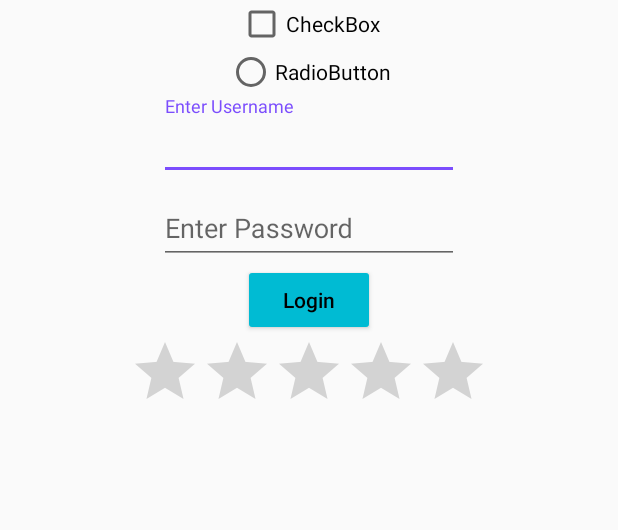
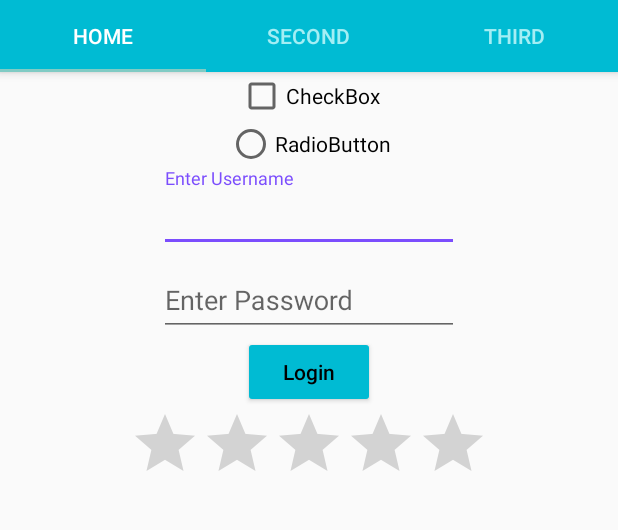
Before and after one commit to Insofan/MaterialDesign, an Android app: the screen it shows after launch (MainActivity), on a phone screen of 412 x 824 dp, the part 84-614 px from its top. Run offline under Robolectric (Android 15) with nearby library versions, the phone set to English and light mode, and no system bars.

Commit message:
[add](TabLayout)添加TabLayout 1.添加Home Fragment, Second fragment, Third Fragment 2.添加了Tab的配色方案 3.添加了一个屏幕截图 TODO:Card部分

```diff
--- /dev/null
+++ b/MyMaterialDesign/app/src/main/java/com/example/mymaterialdesign/HomeFragment.java
@@ -0,0 +1,29 @@
+package com.example.mymaterialdesign;
+
+
+import android.os.Bundle;
+import android.support.v4.app.Fragment;
+import android.view.LayoutInflater;
+import android.view.View;
+import android.view.ViewGroup;
+
+
+/**
+ * A simple {@link Fragment} subclass.
+ */
+public class HomeFragment extends Fragment {
+
+
+    public HomeFragment() {
+        // Required empty public constructor
+    }
+
+
+    @Override
+    public View onCreateView(LayoutInflater inflater, ViewGroup container,
+                             Bundle savedInstanceState) {
+        // Inflate the layout for this fragment
+        return inflater.inflate(R.layout.fragment_home, container, false);
+    }
+
+}
--- a/MyMaterialDesign/app/src/main/java/com/example/mymaterialdesign/MainActivity.java
+++ b/MyMaterialDesign/app/src/main/java/com/example/mymaterialdesign/MainActivity.java
@@ -3,6 +3,8 @@ package com.example.mymaterialdesign;
 import android.os.Build;
 import android.support.annotation.NonNull;
 import android.support.design.widget.NavigationView;
+import android.support.design.widget.TabLayout;
+import android.support.v4.view.ViewPager;
 import android.support.v4.widget.DrawerLayout;
 import android.support.v7.app.ActionBarDrawerToggle;
 import android.support.v7.app.AppCompatActivity;
@@ -17,6 +19,9 @@ public class MainActivity extends AppCompatActivity {
     //init ToolBar
     private Toolbar toolbar;
     private DrawerLayout drawerLayout;
+    private TabLayout tabLayout;
+    private ViewPager viewPager;
+    private ViewPagerAdapter viewPagerAdapter;
 
     @Override
     protected void onCreate(Bundle savedInstanceState) {
@@ -25,8 +30,18 @@ public class MainActivity extends AppCompatActivity {
 
         toolbar = (Toolbar) findViewById(R.id.app_bar_main);
         setSupportActionBar(toolbar);
-        //Set display show home toolbar
-        //getSupportActionBar().setDisplayShowHomeEnabled(true);
+
+        //Set tab and viewPager
+        tabLayout = (TabLayout) findViewById(R.id.tab_layout);
+        viewPager = (ViewPager) findViewById(R.id.view_pager);
+        //Set view adapter
+        viewPagerAdapter = new ViewPagerAdapter(getSupportFragmentManager());
+        viewPagerAdapter.addFragment(new HomeFragment(), "Home");
+        viewPagerAdapter.addFragment(new SecondFragment(), "Second");
+        viewPagerAdapter.addFragment(new ThirdFragment(), "Third");
+
+        viewPager.setAdapter(viewPagerAdapter);
+        tabLayout.setupWithViewPager(viewPager);
 
         //Add drawerLayout
         drawerLayout = (DrawerLayout) findViewById(R.id.drawer_layout);
--- /dev/null
+++ b/MyMaterialDesign/app/src/main/java/com/example/mymaterialdesign/SecondFragment.java
@@ -0,0 +1,29 @@
+package com.example.mymaterialdesign;
+
+
+import android.os.Bundle;
+import android.support.v4.app.Fragment;
+import android.view.LayoutInflater;
+import android.view.View;
+import android.view.ViewGroup;
+
+
+/**
+ * A simple {@link Fragment} subclass.
+ */
+public class SecondFragment extends Fragment {
+
+
+    public SecondFragment() {
+        // Required empty public constructor
+    }
+
+
+    @Override
+    public View onCreateView(LayoutInflater inflater, ViewGroup container,
+                             Bundle savedInstanceState) {
+        // Inflate the layout for this fragment
+        return inflater.inflate(R.layout.fragment_second, container, false);
+    }
+
+}
--- /dev/null
+++ b/MyMaterialDesign/app/src/main/java/com/example/mymaterialdesign/ThirdFragment.java
@@ -0,0 +1,29 @@
+package com.example.mymaterialdesign;
+
+
+import android.os.Bundle;
+import android.support.v4.app.Fragment;
+import android.view.LayoutInflater;
+import android.view.View;
+import android.view.ViewGroup;
+
+
+/**
+ * A simple {@link Fragment} subclass.
+ */
+public class ThirdFragment extends Fragment {
+
+
+    public ThirdFragment() {
+        // Required empty public constructor
+    }
+
+
+    @Override
+    public View onCreateView(LayoutInflater inflater, ViewGroup container,
+                             Bundle savedInstanceState) {
+        // Inflate the layout for this fragment
+        return inflater.inflate(R.layout.fragment_third, container, false);
+    }
+
+}
--- /dev/null
+++ b/MyMaterialDesign/app/src/main/java/com/example/mymaterialdesign/ViewPagerAdapter.java
@@ -0,0 +1,42 @@
+package com.example.mymaterialdesign;
+
+import android.support.v4.app.Fragment;
+import android.support.v4.app.FragmentManager;
+import android.support.v4.app.FragmentPagerAdapter;
+
+import java.util.ArrayList;
+
+/**
+ * Created by Haixiao on 2017/10/1.
+ */
+
+public class ViewPagerAdapter extends FragmentPagerAdapter {
+
+    ArrayList<Fragment> fragments = new ArrayList<>();
+    ArrayList<String> tabTitles = new ArrayList<>();
+
+    public void addFragment(Fragment fragments, String title) {
+        this.fragments.add(fragments);
+        this.tabTitles.add(title);
+    }
+
+    public ViewPagerAdapter(FragmentManager fragmentPagerAdapter) {
+        super(fragmentPagerAdapter);
+
+    }
+
+    @Override
+    public Fragment getItem(int position) {
+        return fragments.get(position);
+    }
+
+    @Override
+    public int getCount() {
+        return fragments.size();
+    }
+
+    @Override
+    public CharSequence getPageTitle(int position) {
+        return tabTitles.get(position);
+    }
+}
--- a/MyMaterialDesign/app/src/main/res/layout/activity_main.xml
+++ b/MyMaterialDesign/app/src/main/res/layout/activity_main.xml
@@ -1,5 +1,6 @@
 <?xml version="1.0" encoding="utf-8"?>
-<android.support.v4.widget.DrawerLayout xmlns:android="http://schemas.android.com/apk/res/android"
+<android.support.v4.widget.DrawerLayout
+    xmlns:android="http://schemas.android.com/apk/res/android"
     xmlns:tools="http://schemas.android.com/tools"
     xmlns:app="http://schemas.android.com/apk/res-auto"
     android:id="@+id/drawer_layout"
@@ -14,64 +15,32 @@
         android:gravity="center_horizontal"
         android:orientation="vertical">
 
-        <include
-            android:id="@+id/app_bar_main"
-            layout="@layout/app_bar_main"></include>
-
-        <CheckBox
-            android:id="@+id/checkBox"
-            android:layout_width="wrap_content"
-            android:layout_height="wrap_content"
-            android:text="CheckBox"
-            tools:layout_editor_absoluteX="133dp"
-            tools:layout_editor_absoluteY="147dp" />
-
-        <RadioButton
-            android:id="@+id/radioButton"
-            android:layout_width="wrap_content"
-            android:layout_height="wrap_content"
-            android:text="RadioButton" />
-
-        <android.support.design.widget.TextInputLayout
-            android:layout_width="200dp"
+        <android.support.design.widget.AppBarLayout
+            android:layout_width="match_parent"
             android:layout_height="wrap_content">
 
-            <EditText
-                android:id="@+id/username"
+            <include
+                android:id="@+id/app_bar_main"
+                layout="@layout/app_bar_main"/>
+
+            <android.support.design.widget.TabLayout
+                android:id="@+id/tab_layout"
                 android:layout_width="match_parent"
                 android:layout_height="wrap_content"
-                android:hint="Enter Username" />
+                app:tabMode="fixed"
+                app:tabGravity="fill"
+                app:theme="@style/TabBarTheme"
+                />
 
+        </android.support.design.widget.AppBarLayout>
 
-        </android.support.design.widget.TextInputLayout>
+        <!--Add view pager-->
+        <android.support.v4.view.ViewPager
+            android:id="@+id/view_pager"
+            android:layout_width="match_parent"
+            android:layout_height="match_parent">
 
-        <android.support.design.widget.TextInputLayout
-            android:layout_width="200dp"
-            android:layout_height="wrap_content">
-
-            <EditText
-                android:id="@+id/password"
-                android:layout_width="match_parent"
-                android:layout_height="wrap_content"
-                android:hint="Enter Password" />
-
-
-        </android.support.design.widget.TextInputLayout>
-
-        <Button
-            android:id="@+id/button"
-            android:layout_width="wrap_content"
-            android:layout_height="wrap_content"
-            android:text="Login"
-            android:textAllCaps="false"
-            tools:layout_editor_absoluteX="136dp"
-            tools:layout_editor_absoluteY="52dp" />
-
-        <RatingBar
-            android:id="@+id/ratingBar"
-            android:layout_width="wrap_content"
-            android:layout_height="wrap_content" />
-
+        </android.support.v4.view.ViewPager>
 
     </LinearLayout>
 
--- /dev/null
+++ b/MyMaterialDesign/app/src/main/res/layout/fragment_home.xml
@@ -0,0 +1,63 @@
+<LinearLayout xmlns:android="http://schemas.android.com/apk/res/android"
+    android:orientation="vertical" android:layout_width="match_parent"
+    android:layout_height="match_parent"
+    android:gravity="center_horizontal"
+    xmlns:tools="http://schemas.android.com/tools"
+    tools:context="com.example.mymaterialdesign.HomeFragment">
+
+    <!-- TODO: Update blank fragment layout -->
+    <CheckBox
+        android:id="@+id/checkBox"
+        android:layout_width="wrap_content"
+        android:layout_height="wrap_content"
+        android:text="CheckBox"
+        tools:layout_editor_absoluteX="133dp"
+        tools:layout_editor_absoluteY="147dp" />
+
+    <RadioButton
+        android:id="@+id/radioButton"
+        android:layout_width="wrap_content"
+        android:layout_height="wrap_content"
+        android:text="RadioButton" />
+
+    <android.support.design.widget.TextInputLayout
+        android:layout_width="200dp"
+        android:layout_height="wrap_content">
+
+        <EditText
+            android:id="@+id/username"
+            android:layout_width="match_parent"
+            android:layout_height="wrap_content"
+            android:hint="Enter Username" />
+
+
+    </android.support.design.widget.TextInputLayout>
+
+    <android.support.design.widget.TextInputLayout
+        android:layout_width="200dp"
+        android:layout_height="wrap_content">
+
+        <EditText
+            android:id="@+id/password"
+            android:layout_width="match_parent"
+            android:layout_height="wrap_content"
+            android:hint="Enter Password" />
+
+
+    </android.support.design.widget.TextInputLayout>
+
+    <Button
+        android:id="@+id/button"
+        android:layout_width="wrap_content"
+        android:layout_height="wrap_content"
+        android:text="Login"
+        android:textAllCaps="false"
+        tools:layout_editor_absoluteX="136dp"
+        tools:layout_editor_absoluteY="52dp" />
+
+    <RatingBar
+        android:id="@+id/ratingBar"
+        android:layout_width="wrap_content"
+        android:layout_height="wrap_content" />
+
+</LinearLayout>
--- /dev/null
+++ b/MyMaterialDesign/app/src/main/res/layout/fragment_second.xml
@@ -0,0 +1,16 @@
+<FrameLayout xmlns:android="http://schemas.android.com/apk/res/android"
+    xmlns:tools="http://schemas.android.com/tools"
+    android:layout_width="match_parent"
+    android:layout_height="match_parent"
+    tools:context="com.example.mymaterialdesign.SecondFragment">
+
+    <!-- TODO: Update blank fragment layout -->
+       <TextView
+        android:layout_width="match_parent"
+        android:layout_height="match_parent"
+        android:text="Second Fragment"
+        android:gravity="center"
+        android:textSize="30dp"
+        android:textStyle="bold"/>
+
+</FrameLayout>
--- /dev/null
+++ b/MyMaterialDesign/app/src/main/res/layout/fragment_third.xml
@@ -0,0 +1,17 @@
+<FrameLayout xmlns:android="http://schemas.android.com/apk/res/android"
+    xmlns:tools="http://schemas.android.com/tools"
+    android:layout_width="match_parent"
+    android:layout_height="match_parent"
+    tools:context="com.example.mymaterialdesign.ThirdFragment">
+
+    <!-- TODO: Update blank fragment layout -->
+       <TextView
+        android:layout_width="match_parent"
+        android:layout_height="match_parent"
+        android:text="Third Fragment"
+        android:gravity="center"
+        android:textSize="30dp"
+        android:textStyle="bold"/>
+
+
+</FrameLayout>
--- a/MyMaterialDesign/app/src/main/res/values/styles.xml
+++ b/MyMaterialDesign/app/src/main/res/values/styles.xml
@@ -26,4 +26,12 @@
         <!--<item name="drawerArrowStyle">@style/DrawerArrowStyle</item>-->
     </style>
 
+    <!--Tab bar theme-->
+    <style name="TabBarTheme" parent = "Theme.AppCompat">
+        <item name="android:textColorPrimary">@color/colorWhite</item>
+        <item name="android:textColorSecondary">#A4EEF4</item>
+        <item name="actionMenuTextColor">@android:color/white</item>
+        <!--<item name="actionOverflowButtonStyle">@style/ActionButtonOverflowStyle</item>-->
+        <!--<item name="drawerArrowStyle">@style/DrawerArrowStyle</item>-->
+    </style>
 </resources>
```
Also changed, not shown: 4 other files.
